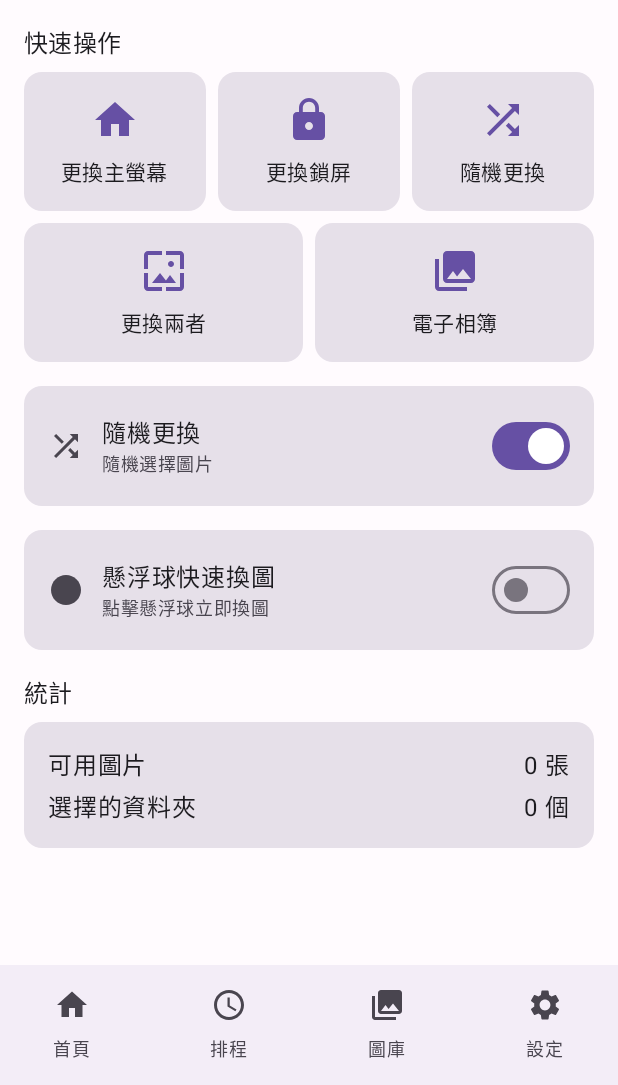
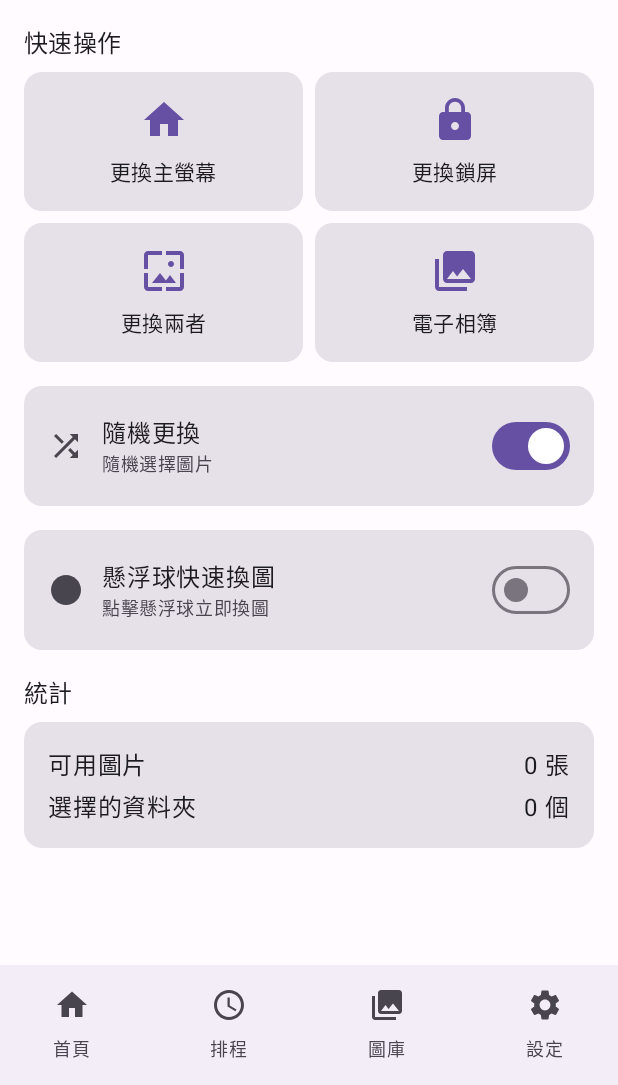
Before and after one commit to erik2468tw-ship-it/AutoWallpaperChanger, an Android app built with Jetpack Compose: the HomeScreen screen opened through its navigation route, on a phone screen of 412 x 824 dp, the part 151-1236 px from its top. Run offline under Robolectric (Android 15) with nearby library versions, the light colour scheme and no system bars; our stand-ins replace Dagger/Hilt's generated code, Room's generated code; 5 statements that could not run were skipped.

Commit message:
refactor: remove redundant 隨機更換 button
- Remove 隨機更換 button from HomeScreen (redundant with 更換兩者)
- Version: v32

```diff
--- a/app/src/main/java/com/autowallpaper/changer/presentation/screens/home/HomeScreen.kt
+++ b/app/src/main/java/com/autowallpaper/changer/presentation/screens/home/HomeScreen.kt
@@ -90,12 +90,6 @@ fun HomeScreen(
                 title = "更換鎖屏",
                 icon = Icons.Default.Lock,
                 onClick = { viewModel.changeLockScreenNow() },
-                modifier = Modifier.weight(1f)
-            )
-            QuickActionCard(
-                title = "隨機更換",
-                icon = Icons.Default.Shuffle,
-                onClick = { viewModel.changeRandomNow() },
                 modifier = Modifier.weight(1f)
             )
         }
```
